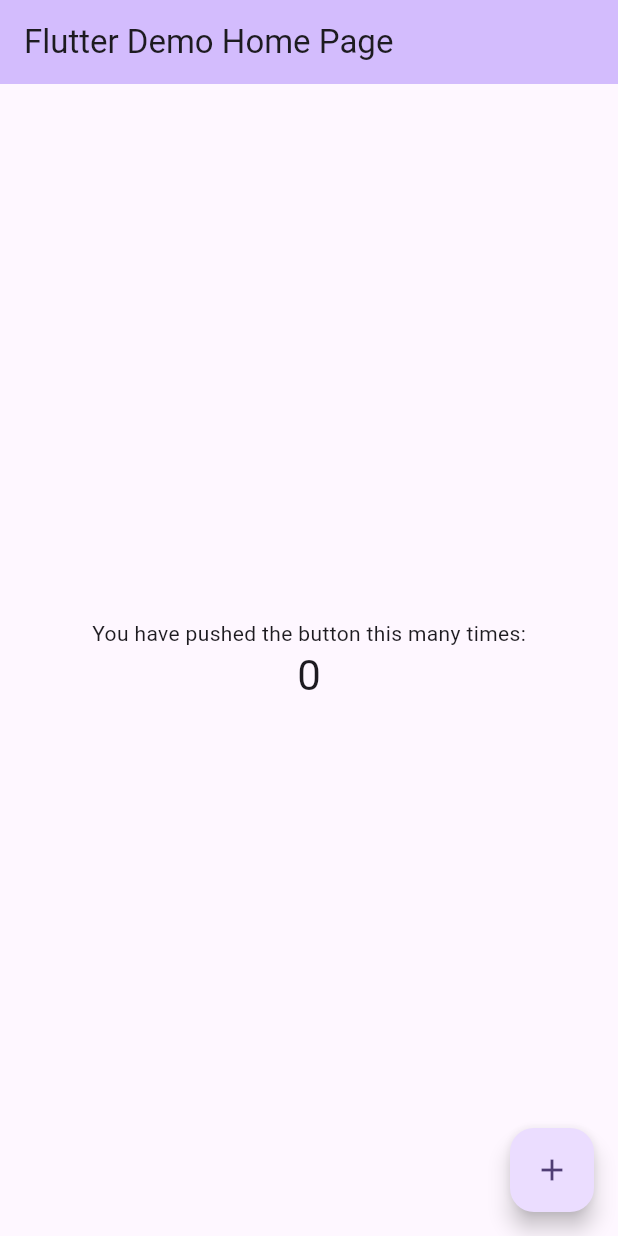
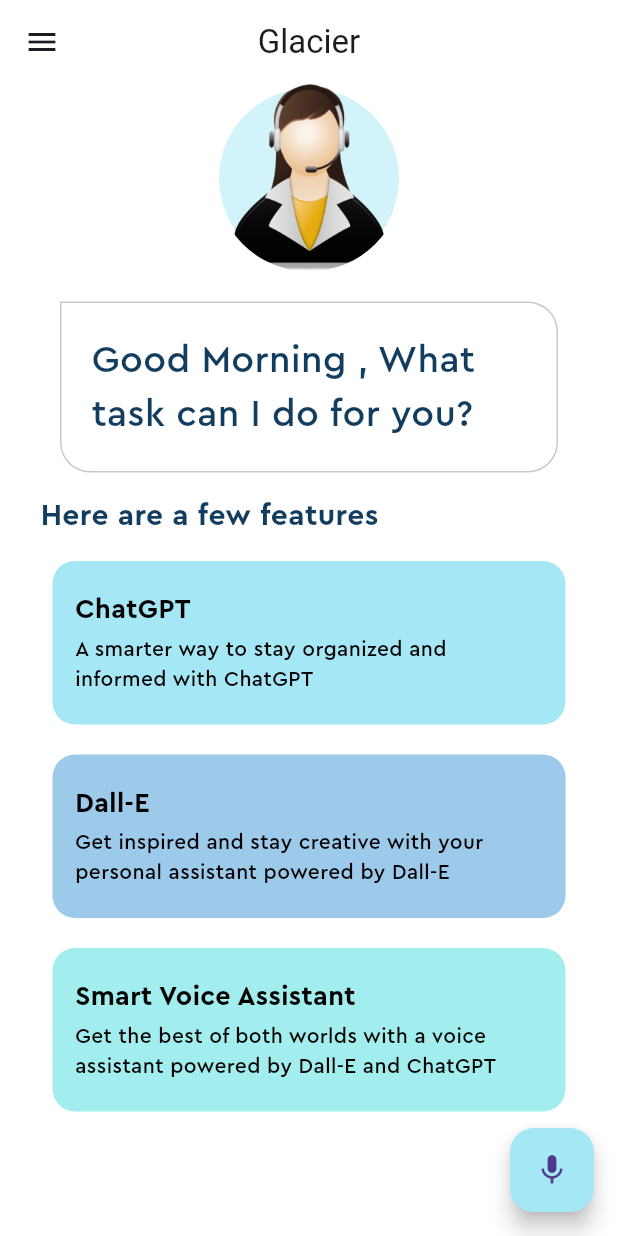
Before and after one commit to AvadhutBhong/Voice-Assistant-App-Flutter, a Flutter app: the screen it shows after launch, on a phone screen of 412 x 824 dp. Run offline on Flutter 3.47's test engine with Material 3 defaults, Android fonts, the phone set to English and light mode, and no system bars.

Commit message:
changes in ui

```diff
--- /dev/null
+++ b/lib/features_box.dart
@@ -0,0 +1,48 @@
+// import 'dart:js_interop';
+
+import 'package:flutter/material.dart';
+
+class FeatureBox extends StatelessWidget{
+  final Color color;
+  final String header;
+  final String description;
+  const FeatureBox({super.key, required this.color, required this.header, required this.description});
+  @override
+  Widget build(BuildContext context) {
+    // TODO: implement build
+   return Container(
+     margin: EdgeInsets.symmetric(horizontal: 35, vertical: 10,),
+     decoration: BoxDecoration(
+       color:color,
+       borderRadius: const BorderRadius.all(Radius.circular(15),),
+
+     ),
+     child: Padding(
+       padding: const EdgeInsets.symmetric(vertical: 20.0).copyWith(
+         left: 15,
+       ),
+       child: Column(
+         children: [
+           Align(
+             alignment: Alignment.centerLeft,
+             child: Text(header , style: const TextStyle(
+               fontFamily: 'Cera Pro',
+               color: Colors.black,
+               fontSize: 18,
+               fontWeight: FontWeight.bold,
+             ),),
+           ),
+           SizedBox(height: 3,),
+           Padding(
+             padding: const EdgeInsets.only(right: 20.0),
+             child: Text(description , style: const TextStyle(
+               fontFamily: 'Cera Pro',
+               color: Colors.black,
+             ),),
+           ),
+         ],
+       ),
+     ),
+   );
+  }
+}
--- /dev/null
+++ b/lib/home_page.dart
@@ -0,0 +1,119 @@
+import 'package:flutter/cupertino.dart';
+import 'package:flutter/material.dart';
+import 'package:voice_assistant/features_box.dart';
+import 'package:voice_assistant/pallete.dart';
+
+class HomePage extends StatefulWidget {
+  const HomePage({super.key});
+
+  @override
+  State<HomePage> createState() => _HomePageState();
+}
+
+class _HomePageState extends State<HomePage> {
+  @override
+  Widget build(BuildContext context) {
+    return Scaffold(
+      appBar: AppBar(
+        title: const Text('Glacier'),
+        leading: const Icon(Icons.menu),
+        centerTitle: true,
+      ),
+      body: Column(
+        children: [
+
+          //VIRTUAL ASSISTANT PICTURE
+          Stack(
+            children: [
+              Center(
+                child: Container(
+                  height: 120,
+                    width: 120,
+                  margin: EdgeInsets.only(top:3),
+                  decoration: const BoxDecoration(
+                    color: Pallete.assistantCircleColor,
+                    shape: BoxShape.circle,
+                  ),
+                ),
+              ),
+              Container(
+                height: 125,
+                decoration:const BoxDecoration(
+                  shape: BoxShape.circle,
+                  image: DecorationImage(
+                    image: AssetImage('assets/images/virtualAssistant.png')
+                  )
+                ),
+              )
+            ],
+          ),
+
+          //CHAT BUBBLE
+          Container(
+            padding: const EdgeInsets.symmetric(horizontal: 20, vertical: 10),
+            margin: const EdgeInsets.symmetric(horizontal: 40).copyWith(top: 20,),
+            decoration: BoxDecoration(
+              border: Border.all(
+                color: Pallete.borderColor,
+              ),
+              borderRadius: BorderRadius.circular(20).copyWith(topLeft: Radius.zero,),
+            ),
+            child: Padding(
+              padding:  EdgeInsets.symmetric(vertical: 10.0),
+              child: Text('Good Morning , What task can I do for you?',
+              style: TextStyle(
+                color: Pallete.mainFontColor,
+                fontSize: 25,
+                fontFamily: 'Cera Pro'
+              ),),
+            ),
+          ),
+
+          //SUGGEST TEXT
+          Container(
+            padding: const EdgeInsets.all(5.0),
+            margin: const EdgeInsets.only(
+              top: 10,
+              left: 22,
+            ),
+            alignment: Alignment.centerLeft ,
+            child: const Text('Here are a few features',
+            style: TextStyle(
+              fontFamily: 'Cera Pro',
+              color: Pallete.mainFontColor,
+              fontSize: 20,
+              fontWeight: FontWeight.bold,
+
+            ),),
+          ),
+
+          //FEATURES LIST
+          Column(
+            children: const[
+              FeatureBox(
+                  color: Pallete.firstSuggestionBoxColor,
+                  header: 'ChatGPT',
+                  description: 'A smarter way to stay organized and informed with ChatGPT',
+              ),
+              FeatureBox(
+                color: Pallete.secondSuggestionBoxColor,
+                header: 'Dall-E',
+                description: 'Get inspired and stay creative with your personal assistant powered by Dall-E',
+              ),
+              FeatureBox(
+                color: Pallete.thirdSuggestionBoxColor,
+                header: 'Smart Voice Assistant',
+                description: 'Get the best of both worlds with a voice assistant powered by Dall-E and ChatGPT',
+              ),
+            ],
+          ),
+        ],
+      ),
+      floatingActionButton: FloatingActionButton(
+        onPressed: (){},
+        backgroundColor: Pallete.firstSuggestionBoxColor,
+        child: const Icon(Icons.mic),
+      ),
+    );
+  }
+}
--- a/lib/main.dart
+++ b/lib/main.dart
@@ -1,4 +1,6 @@
 import 'package:flutter/material.dart';
+import 'package:voice_assistant/home_page.dart';
+import 'package:voice_assistant/pallete.dart';
 
 void main() {
   runApp(const MyApp());
@@ -11,115 +13,16 @@ class MyApp extends StatelessWidget {
   @override
   Widget build(BuildContext context) {
     return MaterialApp(
-      title: 'Flutter Demo',
-      theme: ThemeData(
-        // This is the theme of your application.
-        //
-        // TRY THIS: Try running your application with "flutter run". You'll see
-        // the application has a purple toolbar. Then, without quitting the app,
-        // try changing the seedColor in the colorScheme below to Colors.green
-        // and then invoke "hot reload" (save your changes or press the "hot
-        // reload" button in a Flutter-supported IDE, or press "r" if you used
-        // the command line to start the app).
-        //
-        // Notice that the counter didn't reset back to zero; the application
-        // state is not lost during the reload. To reset the state, use hot
-        // restart instead.
-        //
-        // This works for code too, not just values: Most code changes can be
-        // tested with just a hot reload.
-        colorScheme: ColorScheme.fromSeed(seedColor: Colors.deepPurple),
-        useMaterial3: true,
+      debugShowCheckedModeBanner: false,
+      title: 'Glacier',
+
+      theme: ThemeData.light(useMaterial3: true,).copyWith(
+        scaffoldBackgroundColor: Pallete.whiteColor,
+        appBarTheme: AppBarTheme(
+          backgroundColor: Pallete.whiteColor,
+        )
       ),
-      home: const MyHomePage(title: 'Flutter Demo Home Page'),
+      home: const HomePage(),
     );
   }
 }
-
-class MyHomePage extends StatefulWidget {
-  const MyHomePage({super.key, required this.title});
-
-  // This widget is the home page of your application. It is stateful, meaning
-  // that it has a State object (defined below) that contains fields that affect
-  // how it looks.
-
-  // This class is the configuration for the state. It holds the values (in this
-  // case the title) provided by the parent (in this case the App widget) and
-  // used by the build method of the State. Fields in a Widget subclass are
-  // always marked "final".
-
-  final String title;
-
-  @override
-  State<MyHomePage> createState() => _MyHomePageState();
-}
-
-class _MyHomePageState extends State<MyHomePage> {
-  int _counter = 0;
-
-  void _incrementCounter() {
-    setState(() {
-      // This call to setState tells the Flutter framework that something has
-      // changed in this State, which causes it to rerun the build method below
-      // so that the display can reflect the updated values. If we changed
-      // _counter without calling setState(), then the build method would not be
-      // called again, and so nothing would appear to happen.
-      _counter++;
-    });
-  }
-
-  @override
-  Widget build(BuildContext context) {
-    // This method is rerun every time setState is called, for instance as done
-    // by the _incrementCounter method above.
-    //
-    // The Flutter framework has been optimized to make rerunning build methods
-    // fast, so that you can just rebuild anything that needs updating rather
-    // than having to individually change instances of widgets.
-    return Scaffold(
-      appBar: AppBar(
-        // TRY THIS: Try changing the color here to a specific color (to
-        // Colors.amber, perhaps?) and trigger a hot reload to see the AppBar
-        // change color while the other colors stay the same.
-        backgroundColor: Theme.of(context).colorScheme.inversePrimary,
-        // Here we take the value from the MyHomePage object that was created by
-        // the App.build method, and use it to set our appbar title.
-        title: Text(widget.title),
-      ),
-      body: Center(
-        // Center is a layout widget. It takes a single child and positions it
-        // in the middle of the parent.
-        child: Column(
-          // Column is also a layout widget. It takes a list of children and
-          // arranges them vertically. By default, it sizes itself to fit its
-          // children horizontally, and tries to be as tall as its parent.
-          //
-          // Column has various properties to control how it sizes itself and
-          // how it positions its children. Here we use mainAxisAlignment to
-          // center the children vertically; the main axis here is the vertical
-          // axis because Columns are vertical (the cross axis would be
-          // horizontal).
-          //
-          // TRY THIS: Invoke "debug painting" (choose the "Toggle Debug Paint"
-          // action in the IDE, or press "p" in the console), to see the
-          // wireframe for each widget.
-          mainAxisAlignment: MainAxisAlignment.center,
-          children: <Widget>[
-            const Text(
-              'You have pushed the button this many times:',
-            ),
-            Text(
-              '$_counter',
-              style: Theme.of(context).textTheme.headlineMedium,
-            ),
-          ],
-        ),
-      ),
-      floatingActionButton: FloatingActionButton(
-        onPressed: _incrementCounter,
-        tooltip: 'Increment',
-        child: const Icon(Icons.add),
-      ), // This trailing comma makes auto-formatting nicer for build methods.
-    );
-  }
-}
--- /dev/null
+++ b/lib/pallete.dart
@@ -0,0 +1,13 @@
+import 'package:flutter/material.dart';
+
+class Pallete {
+  static const Color mainFontColor = Color.fromRGBO(19, 61, 95, 1);
+  static const Color firstSuggestionBoxColor = Color.fromRGBO(165, 231, 244, 1);
+  static const Color secondSuggestionBoxColor =
+  Color.fromRGBO(157, 202, 235, 1);
+  static const Color thirdSuggestionBoxColor = Color.fromRGBO(162, 238, 239, 1);
+  static const Color assistantCircleColor = Color.fromRGBO(209, 243, 249, 1);
+  static const Color borderColor = Color.fromRGBO(200, 200, 200, 1);
+  static const Color blackColor = Colors.black;
+  static const Color whiteColor = Colors.white;
+}
```
Also changed, not shown: pubspec.yaml (+9 -9 lines), assets/fonts/Cera-Pro-Bold.otf (added), assets/fonts/Cera-Pro-Medium.otf (added), assets/images/virtualAssistant.png (added), 3 other files.
